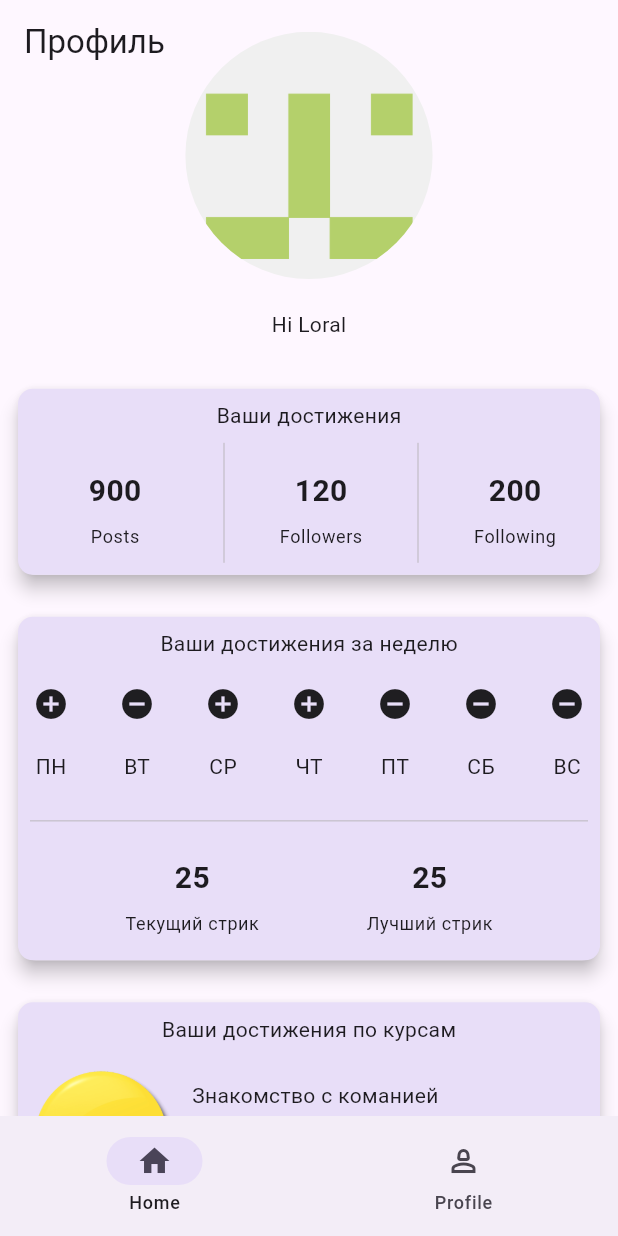
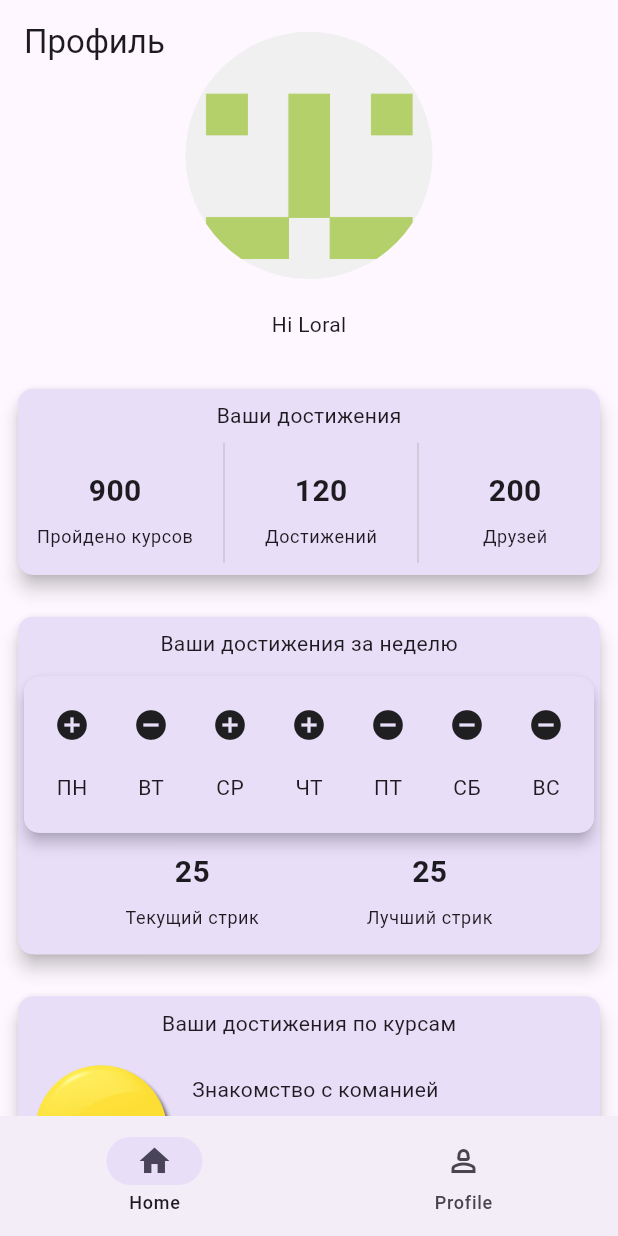
Before and after one commit to Git-GA/ees_tech, a Flutter app: the ProfilePage screen opened by its route, on a phone screen of 412 x 824 dp. Run offline on Flutter 3.47's test engine with Material 2 defaults, Android fonts, the phone set to English and light mode, and no system bars; our stand-ins replace email_validator, flutter_svg, get, go_router, isar; accounts and stored records are empty; generated files the repository leaves out were written again.

Commit message:
some change in elevation

```diff
--- a/lib/widgets/profile_page/profile_info_stats.dart
+++ b/lib/widgets/profile_page/profile_info_stats.dart
@@ -4,9 +4,9 @@ class ProfileInfoStats extends StatelessWidget {
   const ProfileInfoStats({Key? key}) : super(key: key);
 
   final List<ProfileInfoItem> _items = const [
-    ProfileInfoItem("Posts", 900),
-    ProfileInfoItem("Followers", 120),
-    ProfileInfoItem("Following", 200),
+    ProfileInfoItem("Пройдено курсов", 900),
+    ProfileInfoItem("Достижений", 120),
+    ProfileInfoItem("Друзей", 200),
   ];
 
   @override
--- a/lib/widgets/profile_page/week_stats.dart
+++ b/lib/widgets/profile_page/week_stats.dart
@@ -21,11 +21,32 @@ class WeekStats extends StatelessWidget {
                 child: Text('Ваши достижения за неделю'),
               ),
             ),
-            Padding(
-              padding: const EdgeInsets.all(10.0),
+            Card(
+              elevation: 4,
+              child: Container(
+                decoration: BoxDecoration(
+                  color: Theme.of(context).colorScheme.secondaryContainer,
+                  borderRadius: BorderRadius.circular(10),
+                ),
+                child: Padding(
+                  padding: const EdgeInsets.all(20.0),
                   child: Row(
                     mainAxisAlignment: MainAxisAlignment.spaceBetween,
-                children: [
+                    children: weekList(context),
+                  ),
+                ),
+              ),
+            ),
+            // w
+            bottomStatsList(context),
+          ],
+        ),
+      ),
+    );
+  }
+
+  List<Widget> weekList(BuildContext context) {
+    return [
       Column(
         children: [
           Icon(Icons.add_circle),
@@ -75,14 +96,11 @@ class WeekStats extends StatelessWidget {
           Text("ВС"),
         ],
       ),
-                ],
-              ),
-            ),
-            Padding(
-              padding: const EdgeInsets.all(8.0),
-              child: Divider(),
-            ),
-            Padding(
+    ];
+  }
+
+  Padding bottomStatsList(BuildContext context) {
+    return Padding(
       padding: const EdgeInsets.only(bottom: 16.0),
       child: Row(
         mainAxisAlignment: MainAxisAlignment.spaceEvenly,
@@ -127,10 +145,6 @@ class WeekStats extends StatelessWidget {
           ),
         ],
       ),
-            )
-          ],
-        ),
-      ),
     );
   }
 }
```
Lines whose indentation alone changed are shown as unchanged.
